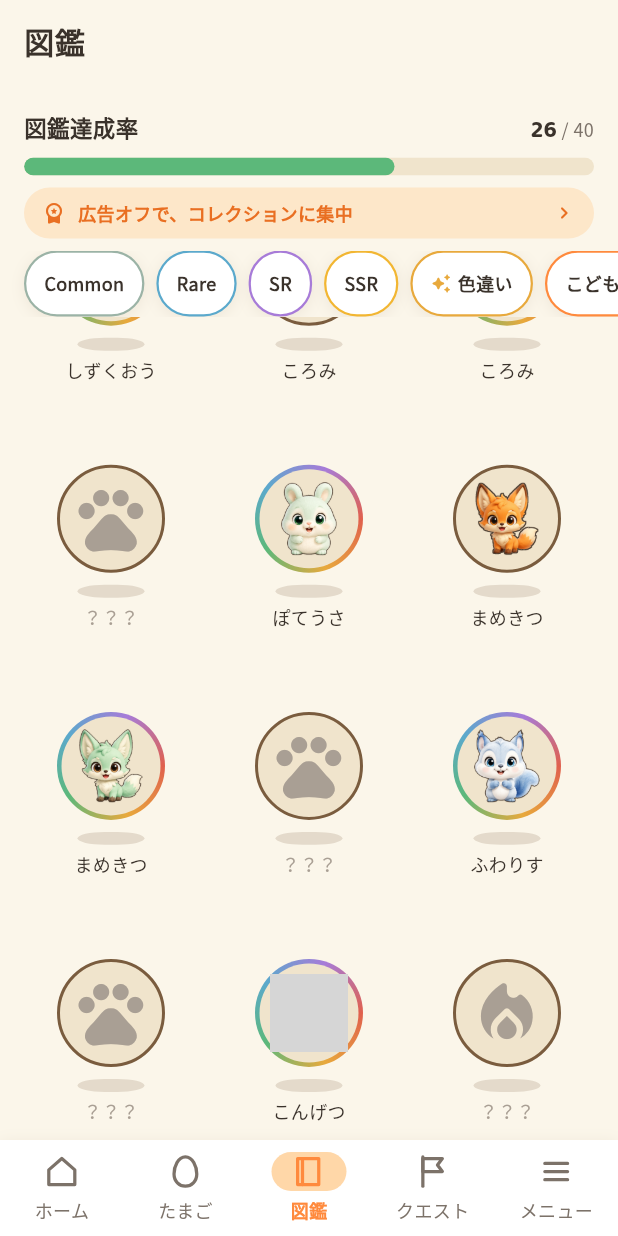
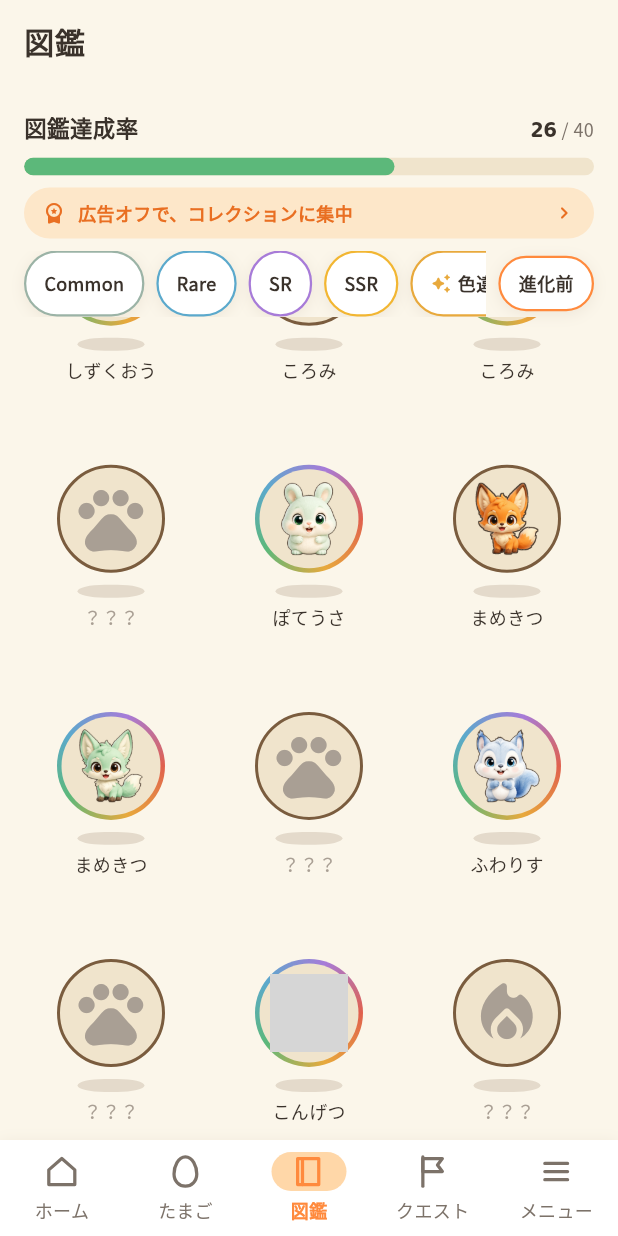
Before and after one commit to lanlangh/moffy, a Flutter app: the CollectionScreen screen opened by its route, scrolled down 576 dp, on a phone screen of 412 x 824 dp. Run offline on Flutter 3.47's test engine with Material 3 defaults, Android fonts, the phone set to English and light mode, and no system bars; our stand-ins replace connectivity_plus, flutter_riverpod, go_router, google_fonts, google_mobile_ads, sentry_flutter and 3 more; missing offline and left inert: posthog_flutter, purchases_flutter; accounts and stored records are empty; network calls fail; Roboto replaces fonts that are missing (Zen Maru Gothic); grey boxes are pictures that could not be loaded.

Commit message:
fix(collection): 切替チップが画面外で見えなかった / 文言を「進化前・進化後」に
■ チップの存在に気づけなかった（オーナー指摘）
絞り込みチップと同じ横スクロールの ListView に入れていたため、
末尾の切替チップが**画面外に出て見えなかった**。
絞り込み（スクロールしてよい）と表示の切替（常に見えるべき）は役割が違う。
→ 絞り込みだけをスクロール領域にし、切替は**右端に固定**した。

■ 文言（オーナー指摘「子供っぽい」）
「こどもの姿 / おとなの姿」→「進化前 / 進化後」。
図鑑の詳細行も「おとな（進化済み）」→「進化済み」、
「こども・あと○体で進化」→「あと○体で進化」に整理した。

■ 図鑑を80に分割する案について（調査結果・実装は見送り）
20種 × {通常,色違い} × {進化前,進化後} = **80**（60ではない）。
見送りの理由は手間ではなく、**埋まらない図鑑になる**こと:
  * 色違いの進化後20マスは、1/50の色違いを同じ子で3体そろえる必要があり
    確率的にほぼ到達不能。永久に埋まらないマスが20個できる
  * 達成率が 26/40 → 26/80 になり、ユーザーには後退したように見える
「進化前も見たい」という要望は切替で満たせており、副作用が無い。

Co-Authored-By: Claude Opus 5 <noreply@anthropic.com>

```diff
--- a/lib/features/collection/presentation/collection_screen.dart
+++ b/lib/features/collection/presentation/collection_screen.dart
@@ -272,9 +272,16 @@ class _FilterBar extends StatelessWidget {
   Widget build(BuildContext context) {
     return SizedBox(
       height: 44,
+      // 🔴 全部を横スクロールの ListView に入れていたため、末尾のチップが
+      // 画面外に出て**存在に気づけなかった**（オーナー指摘 2026-08-19）。
+      // 絞り込み（スクロールしてよい）と、表示の切替（常に見えるべき）は
+      // 役割が違うので分ける。切替は右端に固定する。
+      child: Row(
+        children: [
+          Expanded(
             child: ListView(
               scrollDirection: Axis.horizontal,
-        padding: const EdgeInsets.symmetric(horizontal: AppSpace.lg),
+              padding: const EdgeInsets.only(left: AppSpace.lg),
               children: [
                 for (final r in MofiRarity.values) ...[
                   _FilterChip(
@@ -293,11 +300,20 @@ class _FilterBar extends StatelessWidget {
                   icon: Icons.auto_awesome_rounded,
                 ),
                 const SizedBox(width: AppSpace.sm),
-          _FilterChip(
-            label: 'こどもの姿',
+              ],
+            ),
+          ),
+          Padding(
+            padding: const EdgeInsets.only(
+              left: AppSpace.sm,
+              right: AppSpace.lg,
+            ),
+            child: _FilterChip(
+              label: '進化前',
               color: AppColors.primary,
               selected: showBaby,
               onTap: onToggleBaby,
+            ),
           ),
         ],
       ),
--- a/lib/features/collection/presentation/widgets/mofi_detail_sheet.dart
+++ b/lib/features/collection/presentation/widgets/mofi_detail_sheet.dart
@@ -114,10 +114,10 @@ class MofiDetailSheet extends StatelessWidget {
               _DetailRow(
                 label: '進化',
                 value: entry.evolutionStage(stage2Count) >= 2
-                    ? 'おとな（進化済み）'
+                    ? '進化済み'
                     : (entry.toNextEvolution(stage2Count) > 0
-                        ? 'こども・あと${entry.toNextEvolution(stage2Count)}体で進化'
-                        : 'こども'),
+                        ? 'あと${entry.toNextEvolution(stage2Count)}体で進化'
+                        : '進化前'),
               ),
               _DetailRow(
                 label: '色違い',
@@ -179,7 +179,7 @@ class _EvolutionLine extends StatelessWidget {
         _EvolutionStep(
           entry: entry,
           stage: 1,
-          label: 'こども',
+          label: '進化前',
           silhouette: false,
           dimmed: evolved, // 進化後は「今の姿」でない側を控えめに
         ),
@@ -194,7 +194,7 @@ class _EvolutionLine extends StatelessWidget {
         _EvolutionStep(
           entry: entry,
           stage: 2,
-          label: evolved ? 'おとな' : '？？？',
+          label: evolved ? '進化後' : '？？？',
           // 未進化のうちは完成形を伏せる（発見の驚きを先に漏らさない）。
           silhouette: !evolved,
           dimmed: !evolved,
```
Lines whose indentation alone changed are shown as unchanged.
